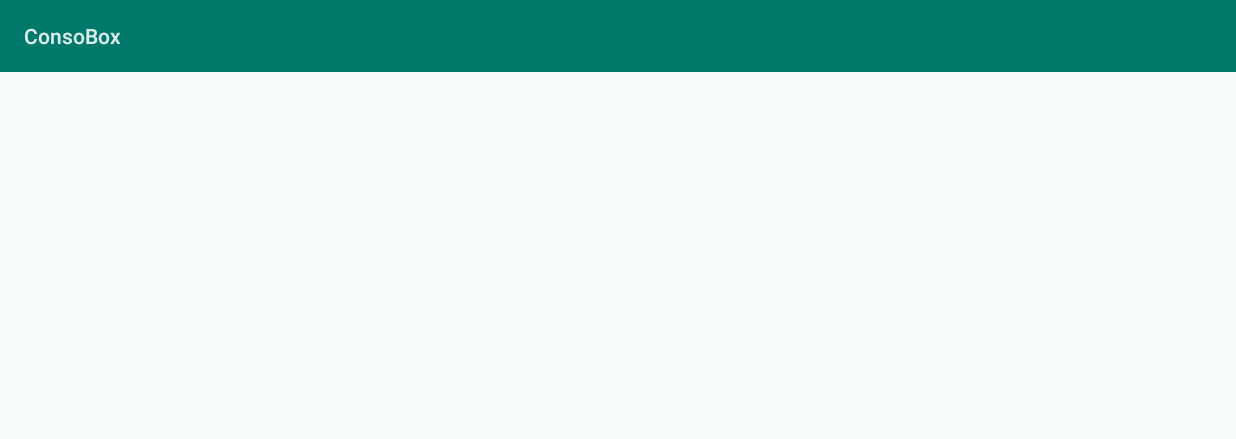
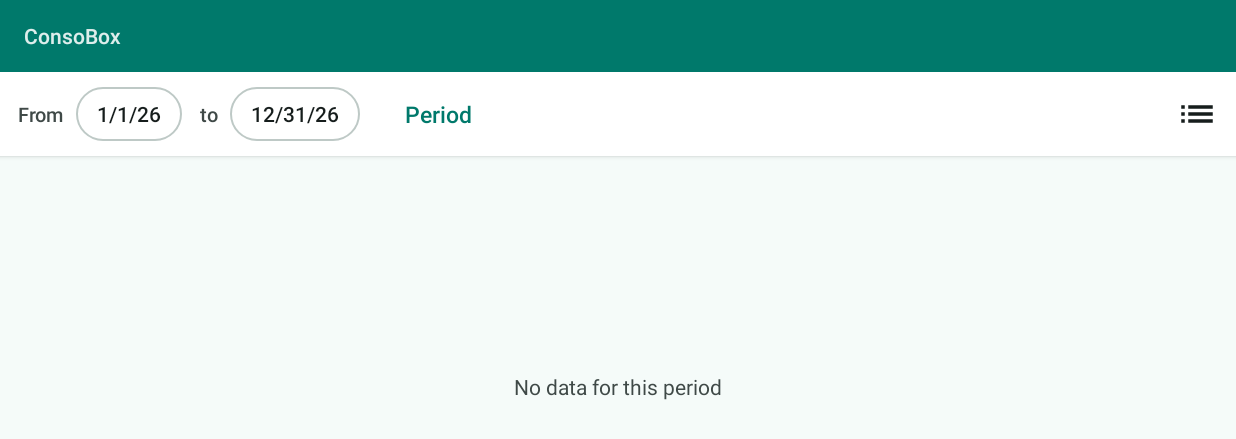
Before and after one commit to bastlam/consoboxrevive, an Android app: the Graphs screen opened directly, with no data from a screen before it, on a phone screen of 824 x 412 dp (held sideways). Shown: the top 439 px of the screen. Run offline under Robolectric (Android 15) with nearby library versions, the phone set to English and light mode, and no system bars.

Commit message:
Charts: choose a date range (current year by default)
- From / to date pickers and presets (current year, last 12 months, whole history)
- X axis spans the selected period; dates handled as UTC days
- Fix fill-up dates saved without a leading zero on the day (and repair existing ones)

Co-Authored-By: Claude Opus 5.5 <noreply@anthropic.com>

```diff
--- a/app/src/main/java/com/consobox/Splash.java
+++ b/app/src/main/java/com/consobox/Splash.java
@@ -242,6 +242,9 @@ public class Splash extends Activity implements AdapterView.OnItemClickListener,
         } catch (SQLiteException e7) {
             sql.execSQL("ALTER TABLE depenses ADD description VARCHAR DEFAULT \"\"");
         }
+        // repair dates stored without a leading zero on the day (yyyy-MM-d) by older versions
+        sql.execSQL("UPDATE conso SET date=substr(date,1,8)||'0'||substr(date,9) WHERE length(date)=9 AND substr(date,8,1)='-'");
+        sql.execSQL("UPDATE depenses SET date=substr(date,1,8)||'0'||substr(date,9) WHERE length(date)=9 AND substr(date,8,1)='-'");
         // normalise the "partiel" flag (0/1 written by some migrations instead of false/true)
         sql.execSQL("UPDATE conso SET partiel='true' WHERE partiel='1' OR partiel='TRUE'");
         sql.execSQL("UPDATE conso SET partiel='false' WHERE partiel IS NULL OR partiel<>'true'");
--- a/app/src/main/java/com/consobox/screen/graph/Graphs.java
+++ b/app/src/main/java/com/consobox/screen/graph/Graphs.java
@@ -2,110 +2,201 @@ package com.consobox.screen.graph;
 
 import android.app.Activity;
 import android.app.AlertDialog;
-import android.content.DialogInterface;
+import android.app.DatePickerDialog;
 import android.database.Cursor;
 import android.database.sqlite.SQLiteDatabase;
 import android.graphics.Color;
 import android.os.Bundle;
 import android.view.View;
-import android.view.ViewGroup;
-import android.widget.ImageView;
+import android.widget.Button;
 import android.widget.LinearLayout;
-import android.widget.RelativeLayout;
 import com.consobox.R;
-import com.consobox.data.Message;
 import com.consobox.data.Utils;
 import com.jjoe64.graphview.GraphView;
 import com.jjoe64.graphview.LineGraphView;
-import java.text.DateFormat;
 import java.text.ParseException;
 import java.text.SimpleDateFormat;
+import java.util.ArrayList;
+import java.util.Calendar;
+import java.util.List;
+import java.util.Locale;
+import java.util.TimeZone;
 
-/* JADX INFO: loaded from: classes.dex */
+/**
+ * Consumption / price per litre / fuel spending charts over a chosen period
+ * (current year by default). One stacked chart per curve, each with its own Y scale;
+ * horizontal scroll and zoom are shared.
+ */
 public class Graphs extends Activity implements View.OnClickListener {
-    private static final int CONSOMMATION = 0;
-    private static final int DEPENSES = 2;
-    private static final int PRIX = 1;
+    private static final long DAY_MS = 86400000L;
+    private static final TimeZone UTC = TimeZone.getTimeZone("UTC");
+
     private final GraphView[] mGraphViews = new GraphView[3];
-    private GraphView.GraphViewSeries[] mSeries;
+    private final GraphView.GraphViewSeries[] mSeries = new GraphView.GraphViewSeries[3];
+    private final boolean[] mGraphState = {true, true, true};
+    private final CharSequence[] mLegends = {"Consommation (l/100 km)", "Prix au litre (€)", "Dépenses carburant (€)"};
     private int mVoiture;
-    private boolean[] mGraphState = {true, true, true};
-    private final CharSequence[] mLegends = {"Consommation (l/100 km)", "Prix au litre (€)", "Dépenses carburant (€)"};
+    /** Selected period, inclusive, as UTC midnight timestamps. */
+    private long mFrom;
+    private long mTo;
 
-    @Override // android.app.Activity
+    @Override
     public void onCreate(Bundle savedInstanceState) {
         super.onCreate(savedInstanceState);
-        this.mSeries = new GraphView.GraphViewSeries[this.mGraphState.length];
-        initGraph();
+        setContentView(R.layout.layout_graphs);
+        this.mVoiture = getIntent().getIntExtra("voiture", 0);
+        if (savedInstanceState != null && savedInstanceState.containsKey("from")) {
+            this.mFrom = savedInstanceState.getLong("from");
+            this.mTo = savedInstanceState.getLong("to");
+        } else {
+            setCurrentYear();
+        }
+        findViewById(R.id.graph_from).setOnClickListener(this);
+        findViewById(R.id.graph_to).setOnClickListener(this);
+        findViewById(R.id.graph_period).setOnClickListener(this);
+        findViewById(R.id.listicon).setOnClickListener(this);
+        reload();
     }
 
-    private void initGraph() {
-        RelativeLayout layout = new RelativeLayout(this);
+    @Override
+    protected void onSaveInstanceState(Bundle outState) {
+        super.onSaveInstanceState(outState);
+        outState.putLong("from", this.mFrom);
+        outState.putLong("to", this.mTo);
+    }
+
+    // ------------------------------------------------------------------ period
+
+    private static Calendar utcCalendar() {
+        Calendar c = Calendar.getInstance(UTC);
+        c.clear();
+        return c;
+    }
+
+    private static long utcDate(int year, int month, int day) {
+        Calendar c = utcCalendar();
+        c.set(year, month, day);
+        return c.getTimeInMillis();
+    }
+
+    private void setCurrentYear() {
+        int year = Calendar.getInstance().get(Calendar.YEAR);
+        this.mFrom = utcDate(year, Calendar.JANUARY, 1);
+        this.mTo = utcDate(year, Calendar.DECEMBER, 31);
+    }
+
+    private void setLast12Months() {
+        Calendar now = Calendar.getInstance();
+        this.mTo = utcDate(now.get(Calendar.YEAR), now.get(Calendar.MONTH), now.get(Calendar.DAY_OF_MONTH));
+        Calendar from = utcCalendar();
+        from.setTimeInMillis(this.mTo);
+        from.add(Calendar.YEAR, -1);
+        from.add(Calendar.DAY_OF_MONTH, 1);
+        this.mFrom = from.getTimeInMillis();
+    }
+
+    private void setWholeHistory() {
         SQLiteDatabase sql = Utils.getDatabase(this);
-        DateFormat formatter = new SimpleDateFormat("yyyy-MM-dd");
-        this.mVoiture = getIntent().getIntExtra("voiture", 0);
-        Cursor c = sql.query("conso", new String[]{"date", "km", "volume", "prix"}, Utils.SQL_PLEIN_COMPLET + " AND km>0 AND voiture=" + this.mVoiture, null, null, null, "date", null);
-        c.moveToFirst();
-        GraphView.GraphViewData[] datasConso = new GraphView.GraphViewData[c.getCount()];
-        GraphView.GraphViewData[] datasPrix = new GraphView.GraphViewData[c.getCount()];
-        if (c.getCount() == 0) {
-            c.close();
-            Utils.closeDatabase(this, sql);
-            Message.ErrorMessage(getResources().getString(R.string.nodata), this);
-            return;
-        }
-        long timeZero = 0;
-        long time = 0;
+        Cursor c = sql.rawQuery("SELECT MIN(d), MAX(d) FROM (SELECT date AS d FROM conso WHERE voiture=" + this.mVoiture
+                + " UNION ALL SELECT date AS d FROM depenses WHERE type=0 AND voiture=" + this.mVoiture + ")", null);
         try {
-            timeZero = formatter.parse(c.getString(c.getColumnIndex("date"))).getTime() / 86400000;
+            if (c.moveToFirst() && c.getString(0) != null) {
+                this.mFrom = parse(c.getString(0));
+                this.mTo = parse(c.getString(1));
+            }
         } catch (ParseException e) {
             e.printStackTrace();
+        } finally {
+            c.close();
         }
-        if (c.getCount() != 0) {
-            c.moveToFirst();
-            for (int i = 0; i < c.getCount(); i++) {
-                c.moveToPosition(i);
-                try {
-                    time = formatter.parse(c.getString(c.getColumnIndex("date"))).getTime() / 86400000;
-                } catch (ParseException e2) {
-                    e2.printStackTrace();
+    }
+
+    private static SimpleDateFormat sqlFormat() {
+        SimpleDateFormat f = new SimpleDateFormat("yyyy-MM-dd", Locale.US);
+        f.setTimeZone(UTC);
+        return f;
+    }
+
+    private static long parse(String date) throws ParseException {
+        return sqlFormat().parse(date).getTime();
+    }
+
+    private String display(long date) {
+        java.text.DateFormat f = android.text.format.DateFormat.getDateFormat(this);
+        f.setTimeZone(UTC);
+        return f.format(date);
+    }
+
+    private void pickDate(final boolean from) {
+        Calendar c = utcCalendar();
+        c.setTimeInMillis(from ? this.mFrom : this.mTo);
+        new DatePickerDialog(this, (view, year, month, day) -> {
+            long d = utcDate(year, month, day);
+            if (from) {
+                this.mFrom = d;
+                if (this.mTo < d) {
+                    this.mTo = d;
                 }
-                double volume = c.getDouble(c.getColumnIndex("volume"));
-                double prix = c.getDouble(c.getColumnIndex("prix"));
-                double km = c.getDouble(c.getColumnIndex("km"));
-                datasConso[i] = new GraphView.GraphViewData(time - timeZero, (volume / km) * 100.0d);
-                datasPrix[i] = new GraphView.GraphViewData(time - timeZero, prix);
+            } else {
+                this.mTo = d;
+                if (this.mFrom > d) {
+                    this.mFrom = d;
+                }
+            }
+            reload();
+        }, c.get(Calendar.YEAR), c.get(Calendar.MONTH), c.get(Calendar.DAY_OF_MONTH)).show();
+    }
+
+    // ------------------------------------------------------------------ data + charts
+
+    private void reload() {
+        ((Button) findViewById(R.id.graph_from)).setText(display(this.mFrom));
+        ((Button) findViewById(R.id.graph_to)).setText(display(this.mTo));
+
+        SimpleDateFormat f = sqlFormat();
+        String[] range = {f.format(this.mFrom), f.format(this.mTo)};
+        long dayZero = this.mFrom / DAY_MS;
+        List<GraphView.GraphViewData> conso = new ArrayList<>();
+        List<GraphView.GraphViewData> prix = new ArrayList<>();
+        List<GraphView.GraphViewData> depenses = new ArrayList<>();
+        SQLiteDatabase sql = Utils.getDatabase(this);
+        Cursor c = sql.query("conso", new String[]{"date", "km", "volume", "prix"},
+                Utils.SQL_PLEIN_COMPLET + " AND km>0 AND voiture=" + this.mVoiture + " AND date>=? AND date<=?",
+                range, null, null, "date");
+        while (c.moveToNext()) {
+            try {
+                double x = parse(c.getString(0)) / DAY_MS - dayZero;
+                conso.add(new GraphView.GraphViewData(x, c.getDouble(2) / c.getDouble(1) * 100.0d));
+                if (c.getDouble(3) > 0) {
+                    prix.add(new GraphView.GraphViewData(x, c.getDouble(3)));
+                }
+            } catch (ParseException e) {
+                e.printStackTrace();
             }
         }
         c.close();
-        Cursor c2 = sql.query("depenses", new String[]{"date", "sum(prix) as prix"}, "type=0 AND voiture=" + this.mVoiture, null, "date", null, "date", null);
-        c2.moveToFirst();
-        GraphView.GraphViewData[] depensesPrix = new GraphView.GraphViewData[c2.getCount()];
-        if (c2.getCount() != 0) {
-            c2.moveToFirst();
-            for (int i2 = 0; i2 < c2.getCount(); i2++) {
-                c2.moveToPosition(i2);
-                try {
-                    time = formatter.parse(c2.getString(c2.getColumnIndex("date"))).getTime() / 86400000;
-                } catch (ParseException e3) {
-                    e3.printStackTrace();
-                }
-                double prix2 = c2.getDouble(c2.getColumnIndex("prix"));
-                depensesPrix[i2] = new GraphView.GraphViewData(time - timeZero, prix2);
+        Cursor c2 = sql.query("depenses", new String[]{"date", "sum(prix)"},
+                "type=0 AND voiture=" + this.mVoiture + " AND date>=? AND date<=?", range, "date", null, "date");
+        while (c2.moveToNext()) {
+            try {
+                depenses.add(new GraphView.GraphViewData(parse(c2.getString(0)) / DAY_MS - dayZero, c2.getDouble(1)));
+            } catch (ParseException e) {
+                e.printStackTrace();
             }
         }
         c2.close();
-        Utils.closeDatabase(this, sql);
-        this.mSeries[0] = new GraphView.GraphViewSeries(null, Integer.valueOf(Color.rgb(0xF2, 0x8C, 0x28)), datasConso);
-        this.mSeries[1] = new GraphView.GraphViewSeries(null, Integer.valueOf(Color.rgb(0x3B, 0x82, 0xF6)), datasPrix);
-        this.mSeries[2] = new GraphView.GraphViewSeries(null, Integer.valueOf(getColor(R.color.cb_primary)), depensesPrix);
 
-        // One chart per curve, stacked: each one has its own vertical scale, so that small
-        // variations (e.g. the price per litre) stay visible. Scrolling / zooming is shared.
-        LinearLayout charts = new LinearLayout(this);
-        charts.setOrientation(LinearLayout.VERTICAL);
+        this.mSeries[0] = new GraphView.GraphViewSeries(null, Color.rgb(0xF2, 0x8C, 0x28), conso.toArray(new GraphView.GraphViewData[0]));
+        this.mSeries[1] = new GraphView.GraphViewSeries(null, Color.rgb(0x3B, 0x82, 0xF6), prix.toArray(new GraphView.GraphViewData[0]));
+        this.mSeries[2] = new GraphView.GraphViewSeries(null, getColor(R.color.cb_primary), depenses.toArray(new GraphView.GraphViewData[0]));
+        buildCharts(dayZero, this.mTo / DAY_MS - dayZero);
+    }
+
+    private void buildCharts(long dayZero, long days) {
+        LinearLayout charts = findViewById(R.id.graph_charts);
+        charts.removeAllViews();
+        boolean any = false;
         int margin = Utils.dipToPixel(4, this);
-        charts.setPadding(margin, margin, margin, margin);
         GraphView.ViewportListener sync = (source, start, size) -> {
             for (GraphView g : this.mGraphViews) {
                 if (g != null && g != source) {
@@ -114,10 +205,16 @@ public class Graphs extends Activity implements View.OnClickListener {
             }
         };
         for (int i = 0; i < this.mSeries.length; i++) {
+            if (this.mSeries[i].isEmpty()) {
+                this.mGraphViews[i] = null;
+                continue;
+            }
+            any = true;
             GraphView g = new LineGraphView(this, this.mLegends[i].toString());
             g.addSeries(this.mSeries[i]);
-            g.baseDate = timeZero;
-            g.setViewPort(0.0d, time - timeZero);
+            g.baseDate = dayZero;
+            g.setXBounds(0.0d, Math.max(days, 1));
+            g.setViewPort(0.0d, Math.max(days, 1));
             g.setScrollable(true);
             g.setScalable(true);
             g.labelColor = getColor(R.color.cb_on_surface);
@@ -126,49 +223,52 @@ public class Graphs extends Activity implements View.OnClickListener {
             LinearLayout.LayoutParams lp = new LinearLayout.LayoutParams(-1, 0, 1.0f);
             lp.bottomMargin = margin;
             g.setLayoutParams(lp);
+            g.setVisibility(this.mGraphState[i] ? View.VISIBLE : View.GONE);
             this.mGraphViews[i] = g;
-            if (this.mSeries[i].isEmpty()) {
-                this.mGraphState[i] = false;
-                g.setVisibility(View.GONE);
-            }
             charts.addView(g);
         }
-        ImageView listIcon = new ImageView(this);
-        listIcon.setId(R.id.listicon);
-        listIcon.setImageResource(R.drawable.list);
-        listIcon.setContentDescription("Courbes");
-        RelativeLayout.LayoutParams listIconParams = new RelativeLayout.LayoutParams(-2, -2);
-        listIconParams.addRule(10);
-        listIconParams.addRule(11);
-        listIcon.setOnClickListener(this);
-        int pad = Utils.dipToPixel(12, this);
-        listIcon.setPadding(pad, pad, pad, pad);
-        listIcon.setBackgroundResource(android.R.drawable.list_selector_background);
-        layout.addView(charts, new RelativeLayout.LayoutParams(-1, -1));
-        layout.addView(listIcon, listIconParams);
-        addContentView(layout, new ViewGroup.LayoutParams(-1, -1));
+        findViewById(R.id.graph_empty).setVisibility(any ? View.GONE : View.VISIBLE);
     }
 
-    /* JADX INFO: Access modifiers changed from: private */
-    public void invalidate(int position) {
+    private void updateVisibility(int position) {
         if (this.mGraphViews[position] != null) {
             this.mGraphViews[position].setVisibility(this.mGraphState[position] ? View.VISIBLE : View.GONE);
         }
     }
 
-    @Override // android.view.View.OnClickListener
+    // ------------------------------------------------------------------ clicks
+
+    @Override
     public void onClick(View v) {
-        if (v.getId() == R.id.listicon) {
-            AlertDialog.Builder builder = new AlertDialog.Builder(this);
-            builder.setTitle("Données à afficher");
-            builder.setMultiChoiceItems(this.mLegends, this.mGraphState, new DialogInterface.OnMultiChoiceClickListener() {
-                @Override // android.content.DialogInterface.OnMultiChoiceClickListener
-                public void onClick(DialogInterface dialogInterface, int item, boolean state) {
-                    Graphs.this.mGraphState[item] = state;
-                    Graphs.this.invalidate(item);
-                }
-            });
-            builder.create().show();
+        int id = v.getId();
+        if (id == R.id.graph_from) {
+            pickDate(true);
+        } else if (id == R.id.graph_to) {
+            pickDate(false);
+        } else if (id == R.id.graph_period) {
+            CharSequence[] items = {getString(R.string.graph_current_year), getString(R.string.graph_last_12_months),
+                    getString(R.string.graph_all)};
+            new AlertDialog.Builder(this)
+                    .setTitle(R.string.graph_period)
+                    .setItems(items, (d, which) -> {
+                        if (which == 0) {
+                            setCurrentYear();
+                        } else if (which == 1) {
+                            setLast12Months();
+                        } else {
+                            setWholeHistory();
+                        }
+                        reload();
+                    })
+                    .show();
+        } else if (id == R.id.listicon) {
+            new AlertDialog.Builder(this)
+                    .setTitle(R.string.graph_curves)
+                    .setMultiChoiceItems(this.mLegends, this.mGraphState, (d, item, state) -> {
+                        this.mGraphState[item] = state;
+                        updateVisibility(item);
+                    })
+                    .show();
         }
     }
 }
--- a/app/src/main/java/com/consobox/screen/voitures/Listeners/ViewVoitureModifPlein.java
+++ b/app/src/main/java/com/consobox/screen/voitures/Listeners/ViewVoitureModifPlein.java
@@ -120,7 +120,7 @@ public class ViewVoitureModifPlein extends PreferenceActivity implements Prefere
                 ViewVoitureModifPlein.this.mTime[1] = String.valueOf(month < 10 ? "0" : "") + String.valueOf(month);
                 ViewVoitureModifPlein.this.mTime[2] = String.valueOf(dayOfMonth < 10 ? "0" : "") + String.valueOf(dayOfMonth);
                 ViewVoitureModifPlein.this.mDate.setSummary(String.valueOf(ViewVoitureModifPlein.this.mTime[2]) + "/" + ViewVoitureModifPlein.this.mTime[1] + "/" + ViewVoitureModifPlein.this.mTime[0]);
-                values.put("date", String.valueOf(year) + "-" + (month < 10 ? "0" : "") + month + "-" + dayOfMonth);
+                values.put("date", String.valueOf(year) + "-" + (month < 10 ? "0" : "") + month + "-" + (dayOfMonth < 10 ? "0" : "") + dayOfMonth);
                 SQLiteDatabase sql = Utils.getDatabase(ViewVoitureModifPlein.this);
                 sql.update("conso", values, "voiture = " + ViewVoitureModifPlein.this.mVoiture + " AND id = " + ViewVoitureModifPlein.this.mPlein, null);
                 Utils.syncFuelExpenses(sql, ViewVoitureModifPlein.this.mVoiture);
--- /dev/null
+++ b/app/src/main/res/layout/layout_graphs.xml
@@ -0,0 +1,91 @@
+<?xml version="1.0" encoding="utf-8"?>
+<LinearLayout xmlns:android="http://schemas.android.com/apk/res/android"
+    android:layout_width="match_parent"
+    android:layout_height="match_parent"
+    android:orientation="vertical">
+
+    <!-- period selection bar -->
+    <LinearLayout
+        android:layout_width="match_parent"
+        android:layout_height="wrap_content"
+        android:background="@color/cb_surface"
+        android:elevation="2dp"
+        android:gravity="center_vertical"
+        android:orientation="horizontal"
+        android:paddingLeft="12dp"
+        android:paddingTop="6dp"
+        android:paddingRight="4dp"
+        android:paddingBottom="6dp">
+
+        <TextView
+            android:layout_width="wrap_content"
+            android:layout_height="wrap_content"
+            android:layout_marginRight="8dp"
+            android:text="@string/graph_from"
+            android:textAppearance="@style/TextAppearance.ConsoBox.Label" />
+
+        <Button
+            android:id="@+id/graph_from"
+            style="@style/Widget.ConsoBox.Chip"
+            android:layout_width="wrap_content"
+            android:layout_height="36dp" />
+
+        <TextView
+            android:layout_width="wrap_content"
+            android:layout_height="wrap_content"
+            android:layout_marginLeft="12dp"
+            android:layout_marginRight="8dp"
+            android:text="@string/graph_to"
+            android:textAppearance="@style/TextAppearance.ConsoBox.Label" />
+
+        <Button
+            android:id="@+id/graph_to"
+            style="@style/Widget.ConsoBox.Chip"
+            android:layout_width="wrap_content"
+            android:layout_height="36dp" />
+
+        <Button
+            android:id="@+id/graph_period"
+            style="@style/Widget.ConsoBox.Button.Text"
+            android:layout_width="wrap_content"
+            android:layout_height="36dp"
+            android:layout_marginLeft="8dp"
+            android:minHeight="0dp"
+            android:text="@string/graph_period" />
+
+        <View
+            android:layout_width="0dp"
+            android:layout_height="1dp"
+            android:layout_weight="1" />
+
+        <ImageButton
+            android:id="@id/listicon"
+            android:layout_width="44dp"
+            android:layout_height="44dp"
+            android:background="?android:attr/selectableItemBackgroundBorderless"
+            android:contentDescription="@string/graph_curves"
+            android:src="@drawable/list" />
+    </LinearLayout>
+
+    <FrameLayout
+        android:layout_width="match_parent"
+        android:layout_height="0dp"
+        android:layout_weight="1">
+
+        <LinearLayout
+            android:id="@+id/graph_charts"
+            android:layout_width="match_parent"
+            android:layout_height="match_parent"
+            android:orientation="vertical"
+            android:padding="4dp" />
+
+        <TextView
+            android:id="@+id/graph_empty"
+            android:layout_width="wrap_content"
+            android:layout_height="wrap_content"
+            android:layout_gravity="center"
+            android:text="@string/graph_no_data"
+            android:textAppearance="@style/TextAppearance.ConsoBox.Body"
+            android:visibility="gone" />
+    </FrameLayout>
+</LinearLayout>
--- a/app/src/main/res/values/strings_backup.xml
+++ b/app/src/main/res/values/strings_backup.xml
@@ -37,4 +37,12 @@
     <string name="widget_description">Quickly record a fill-up</string>
     <string name="widget_short">Fill-up</string>
     <string name="statgeneral_fuel">&lt;/b> of fuel costs&lt;br/></string>
+    <string name="graph_from">From</string>
+    <string name="graph_to">to</string>
+    <string name="graph_period">Period</string>
+    <string name="graph_curves">Curves</string>
+    <string name="graph_no_data">No data for this period</string>
+    <string name="graph_current_year">Current year</string>
+    <string name="graph_last_12_months">Last 12 months</string>
+    <string name="graph_all">Whole history</string>
 </resources>
--- a/app/src/main/res/values/styles.xml
+++ b/app/src/main/res/values/styles.xml
@@ -73,6 +73,19 @@
         <item name="android:paddingRight">16dp</item>
     </style>
 
+    <style name="Widget.ConsoBox.Chip">
+        <item name="android:background">@drawable/cb_chip</item>
+        <item name="android:textColor">@color/cb_on_surface</item>
+        <item name="android:textSize">14sp</item>
+        <item name="android:fontFamily">sans-serif-medium</item>
+        <item name="android:textAllCaps">false</item>
+        <item name="android:minHeight">0dp</item>
+        <item name="android:minWidth">0dp</item>
+        <item name="android:paddingLeft">14dp</item>
+        <item name="android:paddingRight">14dp</item>
+        <item name="android:stateListAnimator">@null</item>
+    </style>
+
     <!-- Round floating "add" button (a plain Button, as in the original code) -->
     <style name="Widget.ConsoBox.Fab">
         <item name="android:background">@drawable/cb_fab</item>
```
Also changed, not shown: app/src/main/java/com/jjoe64/graphview/GraphView.java (+28 -1 lines), 2 other files.
